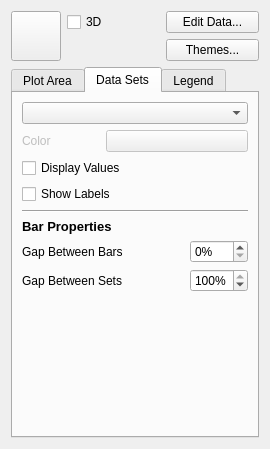
The window that kchart/shape/ChartConfigWidget.ui (KDE/koffice-chartingshape) describes before a commit, drawn with Qt 5.
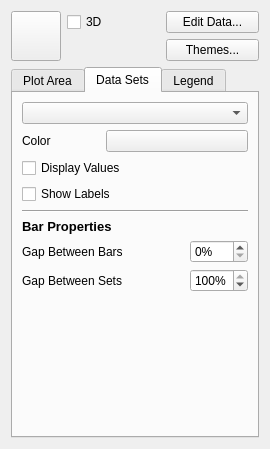
The same window after the commit. The open tabs and pages were chosen to show the change. Icons and pictures are not drawn. Custom widgets are drawn as their Qt base class.

Commit message: Activate dataset color chooser by default

Patch:
```diff
--- a/kchart/shape/ChartConfigWidget.ui
+++ b/kchart/shape/ChartConfigWidget.ui
@@ -234,7 +234,7 @@
        <item row="1" column="0" >
         <widget class="QLabel" name="datasetColorLabel" >
          <property name="enabled" >
-          <bool>false</bool>
+          <bool>true</bool>
          </property>
          <property name="text" >
           <string>Color</string>
@@ -244,7 +244,7 @@
        <item row="1" column="1" colspan="2" >
         <widget class="KColorButton" name="datasetColor" >
          <property name="enabled" >
-          <bool>false</bool>
+          <bool>true</bool>
          </property>
         </widget>
        </item>
```
Left out of the diff: 2 changed lines with no effect on the pictures.
